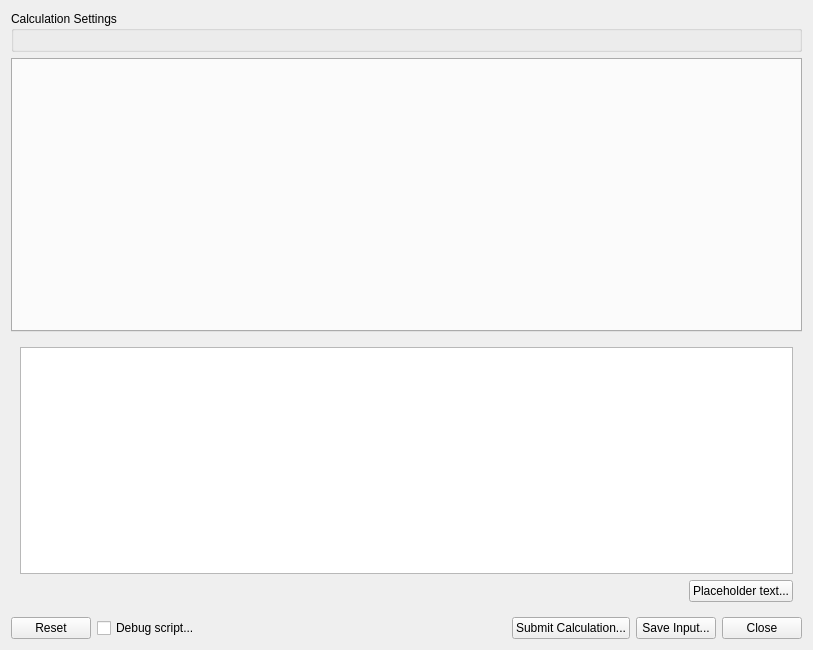
This is avogadro/molequeue/inputgeneratorwidget.ui in OpenChemistry/avogadrolibs as Qt 5 draws it before an edit. The edited form follows.
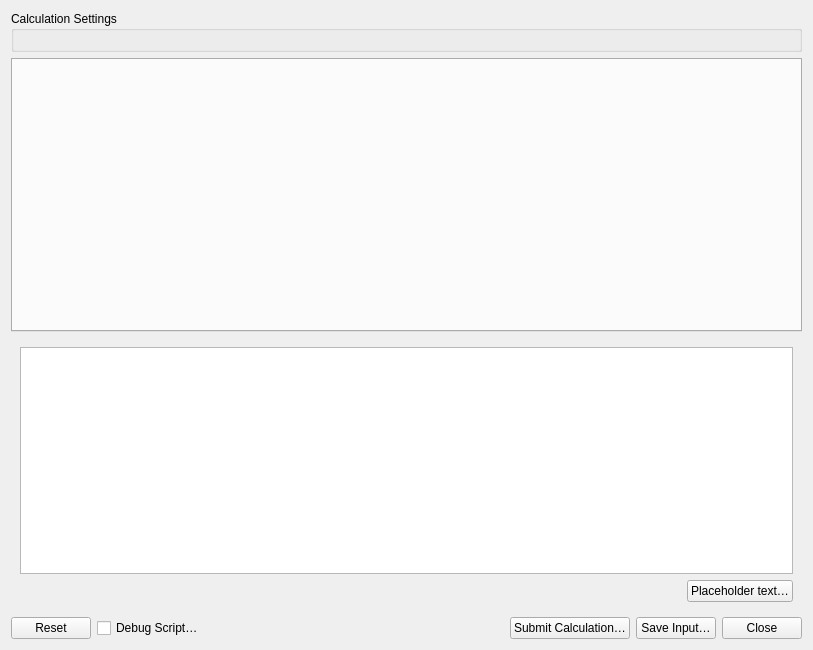
This is the edited form.

Diff of the .ui file:
```diff
--- a/avogadro/molequeue/inputgeneratorwidget.ui
+++ b/avogadro/molequeue/inputgeneratorwidget.ui
@@ -66,7 +66,7 @@
         <item>
          <widget class="QPushButton" name="warningTextButton">
           <property name="text">
-           <string>Placeholder text...</string>
+           <string>Placeholder text…</string>
           </property>
          </widget>
         </item>
@@ -90,7 +90,7 @@
      <item>
       <widget class="QCheckBox" name="debugCheckBox">
        <property name="text">
-        <string>Debug script...</string>
+        <string>Debug Script…</string>
        </property>
       </widget>
      </item>
@@ -113,14 +113,14 @@
      <item>
       <widget class="QPushButton" name="computeButton">
        <property name="text">
-        <string>Submit Calculation...</string>
+        <string>Submit Calculation…</string>
        </property>
       </widget>
      </item>
      <item>
       <widget class="QPushButton" name="generateButton">
        <property name="text">
-        <string>Save Input...</string>
+        <string>Save Input…</string>
        </property>
       </widget>
      </item>
```
